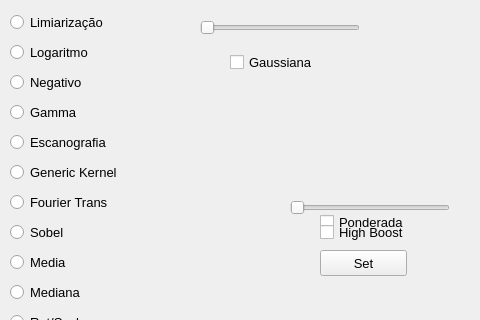
LucasdeAl/Digital_Image_Processing_01, file DIP_project/mainwindow.ui: the form before one commit; both pictures show x 0 to 480 and y 0 to 320 of the 800 by 600 pixel window.
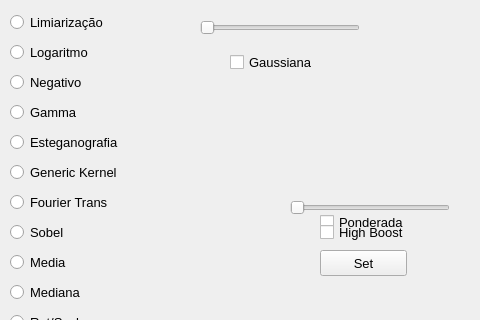
The form after the commit.

```diff
--- a/DIP_project/mainwindow.ui
+++ b/DIP_project/mainwindow.ui
@@ -309,7 +309,7 @@
      </rect>
     </property>
     <property name="text">
-     <string>Escanografia</string>
+     <string>Esteganografia</string>
     </property>
    </widget>
    <widget class="QSlider" name="brushSize">
```
Left out of the diff: 2 changed lines with no effect on the pictures.
